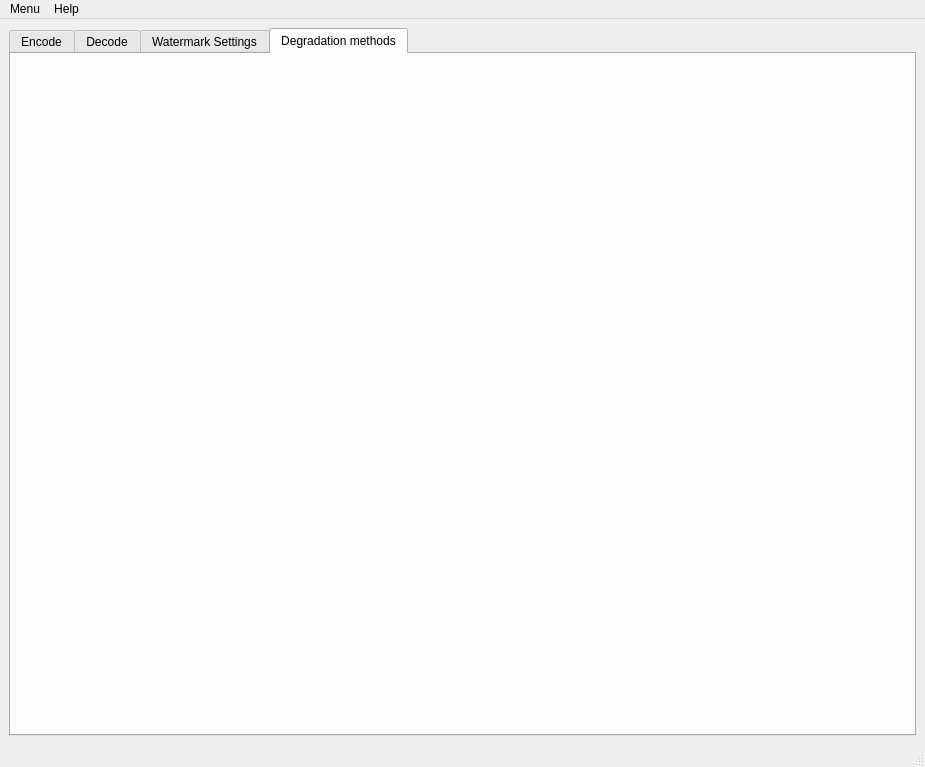
This is src/GUI/InterfaceWatermarking/mainwindow.ui in jcelerier/watermarking as Qt 5 draws it before an edit. The edited form follows.
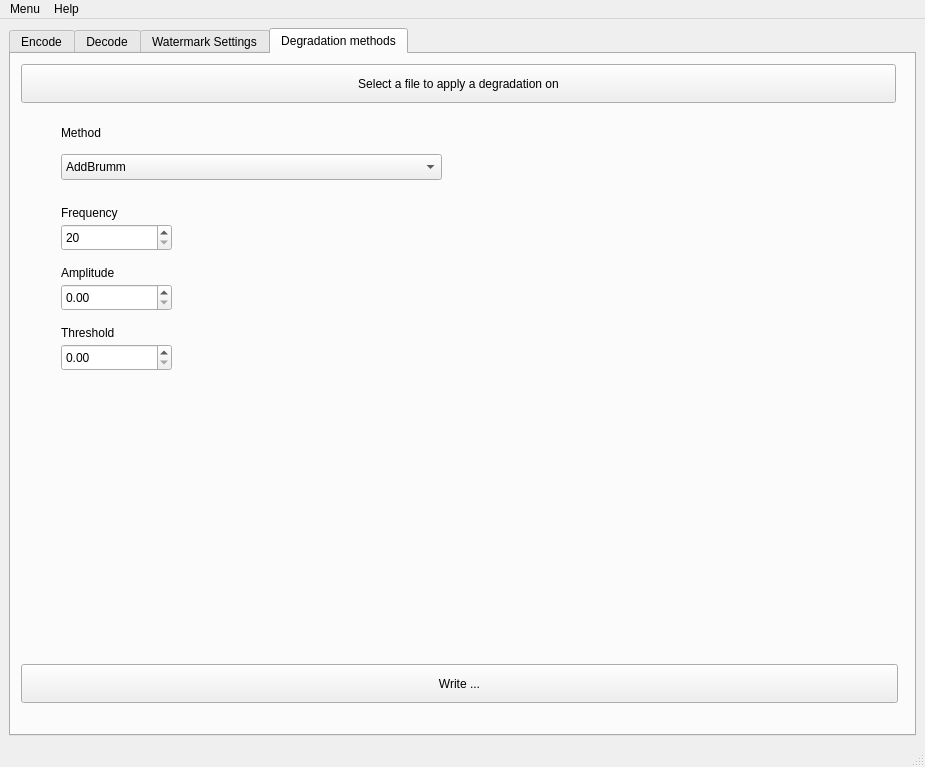
This is the edited form. The open tabs and pages were chosen to show the change. Icons and pictures are not drawn. Custom widgets are drawn as their Qt base class.

Diff of the .ui file:
```diff
--- a/src/GUI/InterfaceWatermarking/mainwindow.ui
+++ b/src/GUI/InterfaceWatermarking/mainwindow.ui
@@ -902,6 +902,211 @@
        <attribute name="title">
         <string>Degradation methods</string>
        </attribute>
+       <widget class="QPushButton" name="degradationSelect">
+        <property name="geometry">
+         <rect>
+          <x>10</x>
+          <y>10</y>
+          <width>875</width>
+          <height>39</height>
+         </rect>
+        </property>
+        <property name="cursor">
+         <cursorShape>PointingHandCursor</cursorShape>
+        </property>
+        <property name="text">
+         <string>Select a file to apply a degradation on</string>
+        </property>
+        <property name="icon">
+         <iconset resource="icons/qstyle.qrc">
+          <normaloff>:/trolltech/styles/commonstyle/images/standardbutton-open-32.png</normaloff>:/trolltech/styles/commonstyle/images/standardbutton-open-32.png</iconset>
+        </property>
+        <property name="iconSize">
+         <size>
+          <width>32</width>
+          <height>32</height>
+         </size>
+        </property>
+       </widget>
+       <widget class="QComboBox" name="degradationMethod">
+        <property name="geometry">
+         <rect>
+          <x>50</x>
+          <y>100</y>
+          <width>381</width>
+          <height>26</height>
+         </rect>
+        </property>
+        <item>
+         <property name="text">
+          <string>AddBrumm</string>
+         </property>
+        </item>
+        <item>
+         <property name="text">
+          <string>AddWhiteNoise</string>
+         </property>
+        </item>
+        <item>
+         <property name="text">
+          <string>Amplify</string>
+         </property>
+        </item>
+        <item>
+         <property name="text">
+          <string>Convolution</string>
+         </property>
+        </item>
+        <item>
+         <property name="text">
+          <string>Exchange</string>
+         </property>
+        </item>
+        <item>
+         <property name="text">
+          <string>FFTAmplify</string>
+         </property>
+        </item>
+        <item>
+         <property name="text">
+          <string>FFTNoise</string>
+         </property>
+        </item>
+        <item>
+         <property name="text">
+          <string>Invert</string>
+         </property>
+        </item>
+        <item>
+         <property name="text">
+          <string>Smooth</string>
+         </property>
+        </item>
+        <item>
+         <property name="text">
+          <string>Stat1</string>
+         </property>
+        </item>
+        <item>
+         <property name="text">
+          <string>ZeroCross</string>
+         </property>
+        </item>
+       </widget>
+       <widget class="QPushButton" name="degradationWrite">
+        <property name="geometry">
+         <rect>
+          <x>10</x>
+          <y>610</y>
+          <width>877</width>
+          <height>39</height>
+         </rect>
+        </property>
+        <property name="cursor">
+         <cursorShape>PointingHandCursor</cursorShape>
+        </property>
+        <property name="text">
+         <string>Write ...</string>
+        </property>
+        <property name="icon">
+         <iconset resource="icons/qstyle.qrc">
+          <normaloff>:/trolltech/styles/commonstyle/images/desktop-32.png</normaloff>:/trolltech/styles/commonstyle/images/desktop-32.png</iconset>
+        </property>
+        <property name="iconSize">
+         <size>
+          <width>32</width>
+          <height>32</height>
+         </size>
+        </property>
+       </widget>
+       <widget class="QLabel" name="label_6">
+        <property name="geometry">
+         <rect>
+          <x>50</x>
+          <y>70</y>
+          <width>63</width>
+          <height>18</height>
+         </rect>
+        </property>
+        <property name="text">
+         <string>Method</string>
+        </property>
+       </widget>
+       <widget class="QSpinBox" name="degradationFrequency">
+        <property name="geometry">
+         <rect>
+          <x>50</x>
+          <y>170</y>
+          <width>111</width>
+          <height>27</height>
+         </rect>
+        </property>
+        <property name="minimum">
+         <number>20</number>
+        </property>
+        <property name="maximum">
+         <number>8000</number>
+        </property>
+       </widget>
+       <widget class="QDoubleSpinBox" name="degradationAmplitude">
+        <property name="geometry">
+         <rect>
+          <x>50</x>
+          <y>230</y>
+          <width>111</width>
+          <height>27</height>
+         </rect>
+        </property>
+       </widget>
+       <widget class="QLabel" name="label_7">
+        <property name="geometry">
+         <rect>
+          <x>50</x>
+          <y>210</y>
+          <width>111</width>
+          <height>18</height>
+         </rect>
+        </property>
+        <property name="text">
+         <string>Amplitude</string>
+        </property>
+       </widget>
+       <widget class="QLabel" name="label_8">
+        <property name="geometry">
+         <rect>
+          <x>50</x>
+          <y>150</y>
+          <width>111</width>
+          <height>18</height>
+         </rect>
+        </property>
+        <property name="text">
+         <string>Frequency</string>
+        </property>
+       </widget>
+       <widget class="QDoubleSpinBox" name="degradationThreshold">
+        <property name="geometry">
+         <rect>
+          <x>50</x>
+          <y>290</y>
+          <width>111</width>
+          <height>27</height>
+         </rect>
+        </property>
+       </widget>
+       <widget class="QLabel" name="label_9">
+        <property name="geometry">
+         <rect>
+          <x>50</x>
+          <y>270</y>
+          <width>111</width>
+          <height>18</height>
+         </rect>
+        </property>
+        <property name="text">
+         <string>Threshold</string>
+        </property>
+       </widget>
       </widget>
      </widget>
     </item>
```
Left out of the diff: 6 changed lines with no effect on the pictures.
